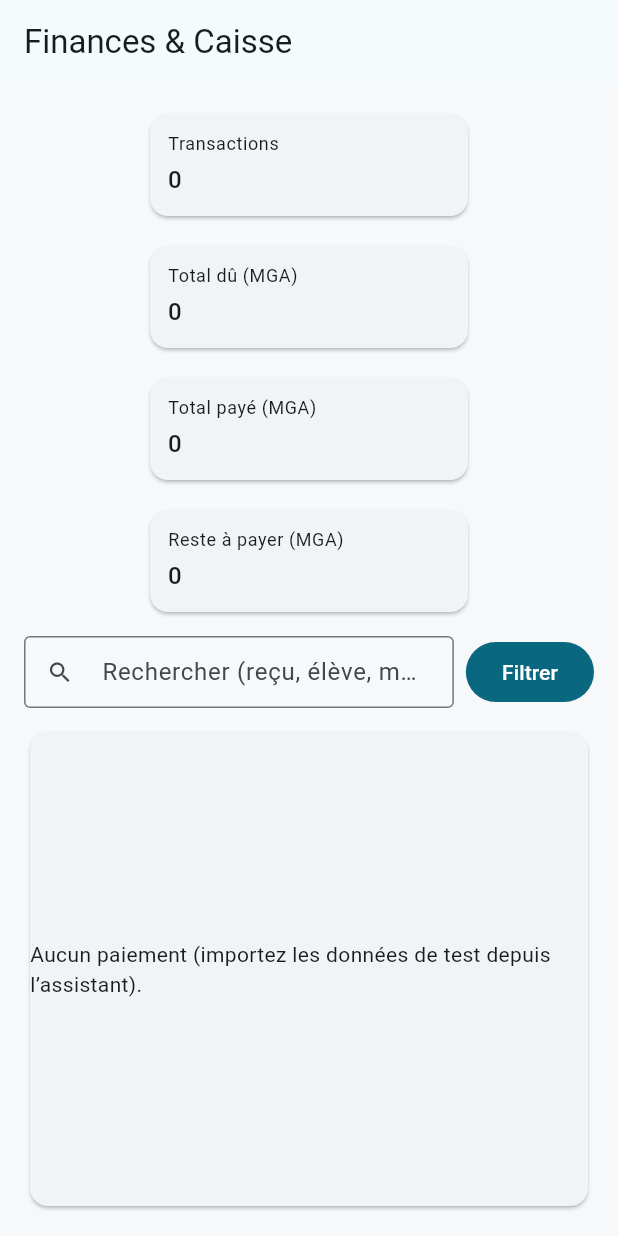
After one commit to NyArivelo/fianarana, a Flutter app: the FinanceScreen screen opened by its route, after a tap on "Filtrer", on a phone screen of 412 x 824 dp. The commit adds this screen. Run offline on Flutter 3.47's test engine with Material 3 defaults, Android fonts, the phone set to English and light mode, and no system bars; our stand-ins replace drift, flutter_riverpod, go_router; missing offline and left inert: bcrypt; accounts and stored records are empty; generated files the repository leaves out were written again.

Commit message:
feat: module finances (consultation paiements, totaux, RBAC)

```diff
--- a/lib/core/routing/app_router.dart
+++ b/lib/core/routing/app_router.dart
@@ -8,6 +8,7 @@ import 'package:fianarana/features/dashboard/presentation/dashboard_screen.dart'
 import 'package:fianarana/features/setup/presentation/bootstrap_screen.dart';
 import 'package:fianarana/features/setup/presentation/setup_screen.dart';
 import 'package:fianarana/features/attendance/presentation/attendance_screen.dart';
+import 'package:fianarana/features/finance/presentation/finance_screen.dart';
 import 'package:fianarana/features/students/presentation/student_detail_screen.dart';
 import 'package:fianarana/features/students/presentation/students_screen.dart';
 
@@ -64,6 +65,10 @@ final appRouterProvider = Provider<GoRouter>((ref) {
         path: '/attendance',
         builder: (context, state) => const AttendanceScreen(),
       ),
+      GoRoute(
+        path: '/finance',
+        builder: (context, state) => const FinanceScreen(),
+      ),
     ],
     errorBuilder: (context, state) => Scaffold(
       body: Center(child: Text('Page introuvable: ${state.uri}')),
--- a/lib/features/dashboard/presentation/dashboard_screen.dart
+++ b/lib/features/dashboard/presentation/dashboard_screen.dart
@@ -49,6 +49,9 @@ class DashboardScreen extends ConsumerWidget {
                   break;
                 case 2:
                   context.go('/attendance');
+                  break;
+                case 3:
+                  context.go('/finance');
                   break;
                 default:
                   break;
--- /dev/null
+++ b/lib/features/finance/application/finance_providers.dart
@@ -0,0 +1,19 @@
+import 'package:flutter_riverpod/flutter_riverpod.dart';
+
+import 'package:fianarana/core/database/database_provider.dart';
+import 'package:fianarana/features/auth/application/auth_controller.dart';
+import 'package:fianarana/features/finance/data/finance_repository.dart';
+
+final financeRepositoryProvider = Provider<FinanceRepository>((ref) {
+  return FinanceRepository(ref.watch(appDatabaseProvider));
+});
+
+final paymentsProvider = FutureProvider.family<List<PaymentRow>, String?>((ref, query) {
+  final userId = ref.watch(authControllerProvider).userId;
+  return ref.watch(financeRepositoryProvider).listPayments(actorUserId: userId, query: query);
+});
+
+final financeTotalsProvider = FutureProvider((ref) {
+  final userId = ref.watch(authControllerProvider).userId;
+  return ref.watch(financeRepositoryProvider).totals(actorUserId: userId);
+});
--- /dev/null
+++ b/lib/features/finance/data/finance_repository.dart
@@ -0,0 +1,111 @@
+import 'package:drift/drift.dart';
+
+import 'package:fianarana/core/database/app_database.dart';
+import 'package:fianarana/core/security/permission_service.dart';
+import 'package:fianarana/core/security/audit_service.dart';
+
+class PaymentRow {
+  final String id;
+  final String receipt;
+  final String studentName;
+  final String matricule;
+  final String? classLabel;
+  final String feeLabel;
+  final int due;
+  final int paid;
+  final int balance;
+  final DateTime? date;
+  final String? method;
+  final String? scheduleStatus;
+  final String? closeStatus;
+
+  PaymentRow({
+    required this.id,
+    required this.receipt,
+    required this.studentName,
+    required this.matricule,
+    required this.classLabel,
+    required this.feeLabel,
+    required this.due,
+    required this.paid,
+    required this.balance,
+    required this.date,
+    required this.method,
+    required this.scheduleStatus,
+    required this.closeStatus,
+  });
+}
+
+class UnauthorizedActionException implements Exception {
+  final String permission;
+  UnauthorizedActionException(this.permission);
+  @override
+  String toString() => 'Action non autorisée (permission requise: $permission)';
+}
+
+class FinanceRepository {
+  final AppDatabase db;
+  late final PermissionService _perm = PermissionService(db);
+  late final AuditService _audit = AuditService(db);
+  FinanceRepository(this.db);
+
+  Future<void> _require(String? userId, String permission) async {
+    if (userId == null || userId.isEmpty) return;
+    if (!await _perm.userHasPermission(userId, permission)) {
+      await _audit.log(userId: userId, module: 'Sécurité', targetObject: permission, description: 'Permission refusée: $permission', result: 'Échec');
+      throw UnauthorizedActionException(permission);
+    }
+  }
+
+  Future<List<PaymentRow>> listPayments({String? actorUserId, String? query, int limit = 300}) async {
+    await _require(actorUserId, 'finance.read');
+    final p = db.payments;
+    final s = db.students;
+    final c = db.classes;
+    final j = db.select(p).join([
+      innerJoin(s, s.id.equalsExp(p.studentId)),
+      leftOuterJoin(c, c.id.equalsExp(p.classId)),
+    ]);
+    j.where(p.isDeleted.equals(false));
+    if (query != null && query.trim().isNotEmpty) {
+      final q = '%${query.trim()}%';
+      j.where(p.receiptNumber.like(q) | s.lastName.like(q) | s.firstName.like(q) | s.matricule.like(q));
+    }
+    j.orderBy([OrderingTerm.desc(p.paymentDate)]);
+    j.limit(limit);
+    final rows = await j.get();
+    return rows.map((r) {
+      final pay = r.readTable(p);
+      final st = r.readTable(s);
+      final cl = r.readTableOrNull(c);
+      return PaymentRow(
+        id: pay.id,
+        receipt: pay.receiptNumber,
+        studentName: '${st.lastName} ${st.firstName}',
+        matricule: st.matricule,
+        classLabel: cl?.label,
+        feeLabel: pay.feeLabel,
+        due: pay.amountDueMga,
+        paid: pay.amountPaidMga,
+        balance: pay.balanceMga,
+        date: pay.paymentDate,
+        method: pay.paymentMethod,
+        scheduleStatus: pay.scheduleStatus,
+        closeStatus: pay.cashCloseStatus,
+      );
+    }).toList();
+  }
+
+  Future<Map<String, int>> totals({String? actorUserId}) async {
+    await _require(actorUserId, 'finance.read');
+    final rows = await db.select(db.payments).get();
+    var due = 0, paid = 0, bal = 0;
+    for (final r in rows) {
+      if (r.isDeleted) continue;
+      due += r.amountDueMga;
+      paid += r.amountPaidMga;
+      bal += r.balanceMga;
+    }
+    return {'due': due, 'paid': paid, 'balance': bal, 'count': rows.where((r)=>!r.isDeleted).length};
+  }
+}
--- /dev/null
+++ b/lib/features/finance/presentation/finance_screen.dart
@@ -0,0 +1,128 @@
+import 'package:flutter/material.dart';
+import 'package:flutter_riverpod/flutter_riverpod.dart';
+
+import 'package:fianarana/features/finance/application/finance_providers.dart';
+
+class FinanceScreen extends ConsumerStatefulWidget {
+  const FinanceScreen({super.key});
+
+  @override
+  ConsumerState<FinanceScreen> createState() => _FinanceScreenState();
+}
+
+class _FinanceScreenState extends ConsumerState<FinanceScreen> {
+  final _search = TextEditingController();
+  String? _query;
+
+  @override
+  void dispose() {
+    _search.dispose();
+    super.dispose();
+  }
+
+  @override
+  Widget build(BuildContext context) {
+    final totalsAsync = ref.watch(financeTotalsProvider);
+    final listAsync = ref.watch(paymentsProvider(_query));
+    return Scaffold(
+      appBar: AppBar(title: const Text('Finances & Caisse')),
+      body: Padding(
+        padding: const EdgeInsets.all(16),
+        child: Column(
+          children: [
+            totalsAsync.when(
+              data: (t) => Wrap(
+                spacing: 12,
+                runSpacing: 12,
+                children: [
+                  _KpiCard(label: 'Transactions', value: '${t['count'] ?? 0}'),
+                  _KpiCard(label: 'Total dû (MGA)', value: '${t['due'] ?? 0}'),
+                  _KpiCard(label: 'Total payé (MGA)', value: '${t['paid'] ?? 0}'),
+                  _KpiCard(label: 'Reste à payer (MGA)', value: '${t['balance'] ?? 0}'),
+                ],
+              ),
+              loading: () => const LinearProgressIndicator(),
+              error: (e, _) => Text('Erreur totaux: $e'),
+            ),
+            const SizedBox(height: 12),
+            Row(
+              children: [
+                Expanded(
+                  child: TextField(
+                    controller: _search,
+                    decoration: const InputDecoration(prefixIcon: Icon(Icons.search), hintText: 'Rechercher (reçu, élève, matricule)...'),
+                    onSubmitted: (v) => setState(() => _query = v.trim().isEmpty ? null : v.trim()),
+                  ),
+                ),
+                const SizedBox(width: 8),
+                FilledButton(onPressed: () => setState(() => _query = _search.text.trim().isEmpty ? null : _search.text.trim()), child: const Text('Filtrer')),
+              ],
+            ),
+            const SizedBox(height: 12),
+            Expanded(
+              child: listAsync.when(
+                data: (rows) => Card(
+                  child: rows.isEmpty
+                      ? const Center(child: Text('Aucun paiement (importez les données de test depuis l’assistant).'))
+                      : SingleChildScrollView(
+                          child: DataTable(
+                            columns: const [
+                              DataColumn(label: Text('Reçu')),
+                              DataColumn(label: Text('Date')),
+                              DataColumn(label: Text('Élève')),
+                              DataColumn(label: Text('Classe')),
+                              DataColumn(label: Text('Libellé')),
+                              DataColumn(label: Text('Dû')),
+                              DataColumn(label: Text('Payé')),
+                              DataColumn(label: Text('Reste')),
+                              DataColumn(label: Text('Mode')),
+                              DataColumn(label: Text('État caisse')),
+                            ],
+                            rows: rows.map((r) => DataRow(cells: [
+                              DataCell(Text(r.receipt)),
+                              DataCell(Text(r.date == null ? '-' : '${r.date!.year}-${r.date!.month.toString().padLeft(2,'0')}-${r.date!.day.toString().padLeft(2,'0')}')),
+                              DataCell(Text('${r.studentName} (${r.matricule})')),
+                              DataCell(Text(r.classLabel ?? '-')),
+                              DataCell(Text(r.feeLabel)),
+                              DataCell(Text('${r.due}')),
+                              DataCell(Text('${r.paid}')),
+                              DataCell(Text('${r.balance}')),
+                              DataCell(Text(r.method ?? '-')),
+                              DataCell(Text(r.closeStatus ?? r.scheduleStatus ?? '-')),
+                            ])).toList(),
+                          ),
+                        ),
+                ),
+                loading: () => const Center(child: CircularProgressIndicator()),
+                error: (e, _) => Center(child: Text('Erreur: $e\n(Vérifiez permission finance.read)')),
+              ),
+            ),
+          ],
+        ),
+      ),
+    );
+  }
+}
+
+class _KpiCard extends StatelessWidget {
+  final String label;
+  final String value;
+  const _KpiCard({required this.label, required this.value});
+
+  @override
+  Widget build(BuildContext context) {
+    return SizedBox(
+      width: 220,
+      child: Card(
+        child: Padding(
+          padding: const EdgeInsets.all(12),
+          child: Column(crossAxisAlignment: CrossAxisAlignment.start, children: [
+            Text(label, style: Theme.of(context).textTheme.bodySmall),
+            const SizedBox(height: 4),
+            Text(value, style: Theme.of(context).textTheme.titleMedium),
+          ]),
+        ),
+      ),
+    );
+  }
+}
```
